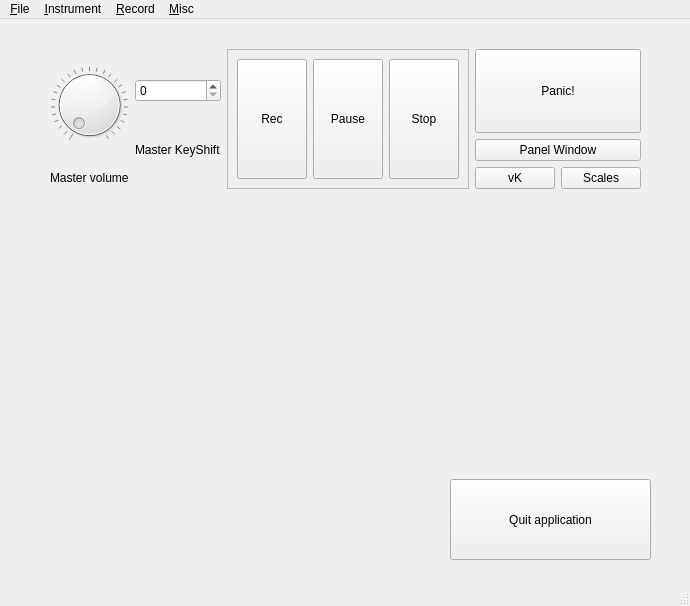
metellius/zynqt, file src/NewUI/masterUI.ui: the form before one commit.
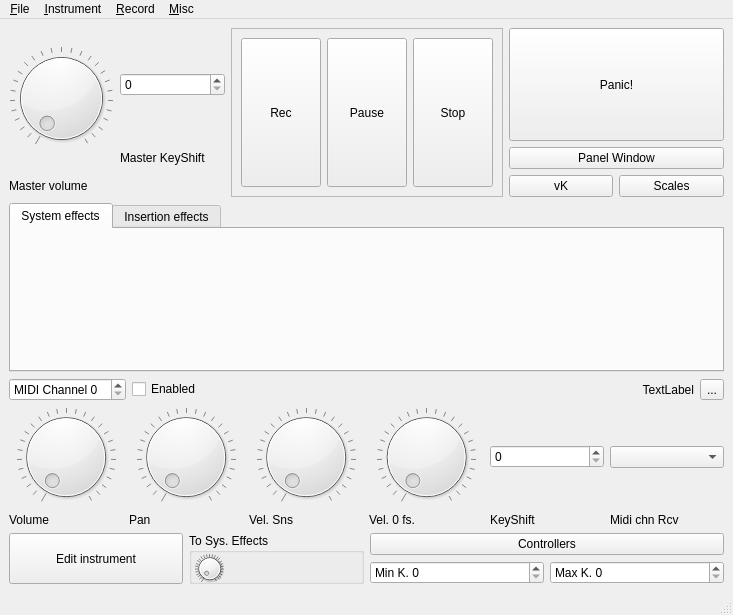
The form after the commit. Custom widgets are drawn as their Qt base class.

Commit message: Added Portaudio support and lots of flashy gui

What changed in the file:
```diff
--- a/src/NewUI/masterUI.ui
+++ b/src/NewUI/masterUI.ui
@@ -6,36 +6,16 @@
    <rect>
     <x>0</x>
     <y>0</y>
-    <width>690</width>
-    <height>606</height>
+    <width>733</width>
+    <height>615</height>
    </rect>
   </property>
   <property name="windowTitle">
    <string>MainWindow</string>
   </property>
   <widget class="QWidget" name="centralwidget">
-   <widget class="QPushButton" name="quitButton">
-    <property name="geometry">
-     <rect>
-      <x>450</x>
-      <y>460</y>
-      <width>201</width>
-      <height>81</height>
-     </rect>
-    </property>
-    <property name="text">
-     <string>Quit application</string>
-    </property>
-   </widget>
-   <widget class="QWidget" name="">
-    <property name="geometry">
-     <rect>
-      <x>50</x>
-      <y>30</y>
-      <width>591</width>
-      <height>140</height>
-     </rect>
-    </property>
+   <layout class="QVBoxLayout" name="verticalLayout">
+    <item>
     <layout class="QGridLayout" name="gridLayout">
      <item row="0" column="1">
       <widget class="QSpinBox" name="spinBox"/>
@@ -159,15 +139,276 @@
       </widget>
      </item>
     </layout>
-   </widget>
+    </item>
+    <item>
+     <widget class="QTabWidget" name="tabWidget">
+      <property name="currentIndex">
+       <number>0</number>
+      </property>
+      <widget class="QWidget" name="tab">
+       <attribute name="title">
+        <string>System effects</string>
+       </attribute>
+      </widget>
+      <widget class="QWidget" name="tab_2">
+       <attribute name="title">
+        <string>Insertion effects</string>
+       </attribute>
+      </widget>
+     </widget>
+    </item>
+    <item>
+     <layout class="QHBoxLayout" name="horizontalLayout_2">
+      <item>
+       <widget class="QSpinBox" name="spinBox_2">
+        <property name="prefix">
+         <string>MIDI Channel </string>
+        </property>
+       </widget>
+      </item>
+      <item>
+       <widget class="QCheckBox" name="checkBox">
+        <property name="text">
+         <string>Enabled</string>
+        </property>
+       </widget>
+      </item>
+      <item>
+       <widget class="QLabel" name="currentInstrument">
+        <property name="sizePolicy">
+         <sizepolicy hsizetype="Expanding" vsizetype="Preferred">
+          <horstretch>0</horstretch>
+          <verstretch>0</verstretch>
+         </sizepolicy>
+        </property>
+        <property name="text">
+         <string>TextLabel</string>
+        </property>
+        <property name="alignment">
+         <set>Qt::AlignRight|Qt::AlignTrailing|Qt::AlignVCenter</set>
+        </property>
+       </widget>
+      </item>
+      <item>
+       <widget class="QToolButton" name="toolButton">
+        <property name="text">
+         <string>...</string>
+        </property>
+       </widget>
+      </item>
+     </layout>
+    </item>
+    <item>
+     <layout class="QGridLayout" name="gridLayout_2">
+      <item row="0" column="0">
+       <widget class="Dial" name="masterVolume_2">
+        <property name="maximum">
+         <number>127</number>
+        </property>
+        <property name="pageStep">
+         <number>32</number>
+        </property>
+        <property name="wrapping">
+         <bool>false</bool>
+        </property>
+        <property name="notchTarget">
+         <double>4.699999999999999</double>
+        </property>
+        <property name="notchesVisible">
+         <bool>true</bool>
+        </property>
+       </widget>
+      </item>
+      <item row="0" column="1">
+       <widget class="Dial" name="masterVolume_3">
+        <property name="maximum">
+         <number>127</number>
+        </property>
+        <property name="pageStep">
+         <number>32</number>
+        </property>
+        <property name="wrapping">
+         <bool>false</bool>
+        </property>
+        <property name="notchTarget">
+         <double>4.699999999999999</double>
+        </property>
+        <property name="notchesVisible">
+         <bool>true</bool>
+        </property>
+       </widget>
+      </item>
+      <item row="0" column="2">
+       <widget class="Dial" name="masterVolume_4">
+        <property name="maximum">
+         <number>127</number>
+        </property>
+        <property name="pageStep">
+         <number>32</number>
+        </property>
+        <property name="wrapping">
+         <bool>false</bool>
+        </property>
+        <property name="notchTarget">
+         <double>4.699999999999999</double>
+        </property>
+        <property name="notchesVisible">
+         <bool>true</bool>
+        </property>
+       </widget>
+      </item>
+      <item row="0" column="3">
+       <widget class="Dial" name="masterVolume_5">
+        <property name="maximum">
+         <number>127</number>
+        </property>
+        <property name="pageStep">
+         <number>32</number>
+        </property>
+        <property name="wrapping">
+         <bool>false</bool>
+        </property>
+        <property name="notchTarget">
+         <double>4.699999999999999</double>
+        </property>
+        <property name="notchesVisible">
+         <bool>true</bool>
+        </property>
+       </widget>
+      </item>
+      <item row="1" column="0">
+       <widget class="QLabel" name="label_3">
+        <property name="text">
+         <string>Volume</string>
+        </property>
+       </widget>
+      </item>
+      <item row="1" column="1">
+       <widget class="QLabel" name="label_4">
+        <property name="text">
+         <string>Pan</string>
+        </property>
+       </widget>
+      </item>
+      <item row="1" column="2">
+       <widget class="QLabel" name="label_5">
+        <property name="text">
+         <string>Vel. Sns</string>
+        </property>
+       </widget>
+      </item>
+      <item row="1" column="3">
+       <widget class="QLabel" name="label_6">
+        <property name="text">
+         <string>Vel. 0 fs.</string>
+        </property>
+       </widget>
+      </item>
+      <item row="1" column="4">
+       <widget class="QLabel" name="label_7">
+        <property name="text">
+         <string>KeyShift</string>
+        </property>
+       </widget>
+      </item>
+      <item row="0" column="4">
+       <widget class="QSpinBox" name="spinBox_3">
+        <property name="prefix">
+         <string/>
+        </property>
+       </widget>
+      </item>
+      <item row="0" column="5">
+       <widget class="QComboBox" name="comboBox"/>
+      </item>
+      <item row="1" column="5">
+       <widget class="QLabel" name="label_8">
+        <property name="text">
+         <string>Midi chn Rcv</string>
+        </property>
+       </widget>
+      </item>
+     </layout>
+    </item>
+    <item>
+     <layout class="QGridLayout" name="gridLayout_3">
+      <item row="0" column="0" rowspan="2">
+       <widget class="QPushButton" name="pushButton_8">
+        <property name="sizePolicy">
+         <sizepolicy hsizetype="Minimum" vsizetype="Expanding">
+          <horstretch>0</horstretch>
+          <verstretch>0</verstretch>
+         </sizepolicy>
+        </property>
+        <property name="text">
+         <string>Edit instrument</string>
+        </property>
+       </widget>
+      </item>
+      <item row="0" column="1" rowspan="2">
+       <widget class="QGroupBox" name="groupBox">
+        <property name="title">
+         <string>To Sys. Effects</string>
+        </property>
+        <widget class="Dial" name="masterVolume_6">
+         <property name="geometry">
+          <rect>
+           <x>0</x>
+           <y>20</y>
+           <width>41</width>
+           <height>31</height>
+          </rect>
+         </property>
+         <property name="maximum">
+          <number>127</number>
+         </property>
+         <property name="pageStep">
+          <number>32</number>
+         </property>
+         <property name="wrapping">
+          <bool>false</bool>
+         </property>
+         <property name="notchTarget">
+          <double>4.699999999999999</double>
+         </property>
+         <property name="notchesVisible">
+          <bool>true</bool>
+         </property>
+        </widget>
+       </widget>
+      </item>
+      <item row="0" column="2" colspan="2">
+       <widget class="QPushButton" name="pushButton_9">
+        <property name="text">
+         <string>Controllers</string>
+        </property>
+       </widget>
+      </item>
+      <item row="1" column="2">
+       <widget class="QSpinBox" name="spinBox_4">
+        <property name="prefix">
+         <string>Min K. </string>
+        </property>
+       </widget>
+      </item>
+      <item row="1" column="3">
+       <widget class="QSpinBox" name="spinBox_5">
+        <property name="prefix">
+         <string>Max K. </string>
+        </property>
+       </widget>
+      </item>
+     </layout>
+    </item>
+   </layout>
   </widget>
   <widget class="QMenuBar" name="menubar">
    <property name="geometry">
     <rect>
      <x>0</x>
      <y>0</y>
-     <width>690</width>
-     <height>24</height>
+     <width>733</width>
+     <height>26</height>
     </rect>
    </property>
    <widget class="QMenu" name="menuFile">
```
Left out of the diff: 23 changed lines with no effect on the pictures. Lines whose indentation alone changed are shown as unchanged. The commit also changes 5 other files.
